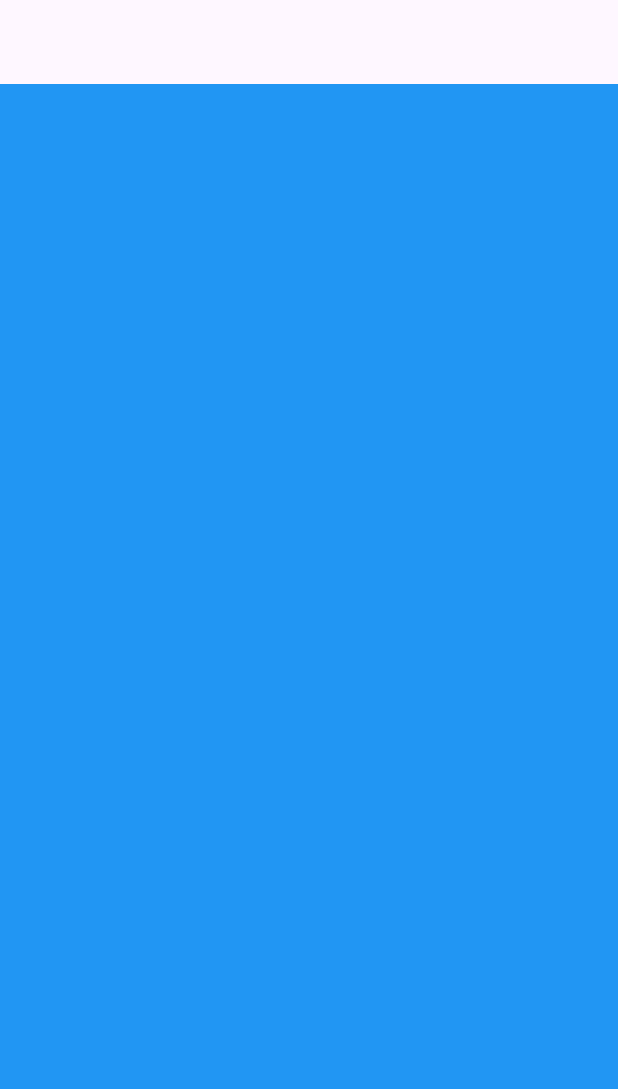
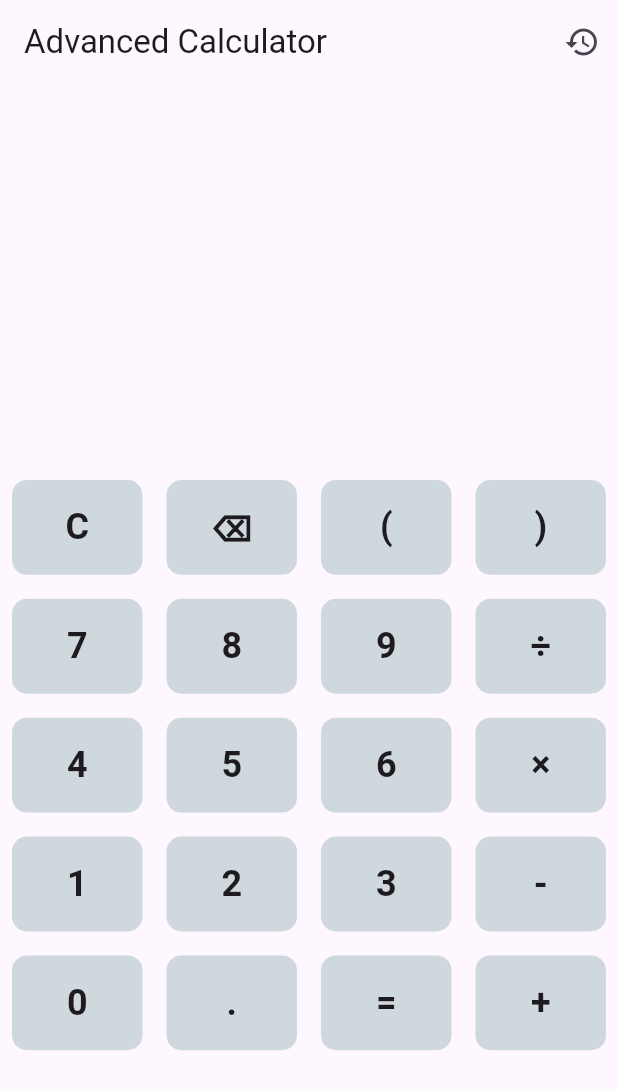
Before and after one commit to AnasNoraniCodes/Calculator_App, a Flutter app: the screen it shows after launch, on a phone screen of 412 x 824 dp. Shown: the top 1089 px of the screen. Run offline on Flutter 3.47's test engine with Material 3 defaults, Android fonts, the phone set to English and light mode, and no system bars; our stand-ins replace get, math_expressions.

```diff
--- /dev/null
+++ b/lib/calculator_screen.dart
@@ -0,0 +1,154 @@
+import 'package:flutter/material.dart';
+import 'package:get/get.dart';
+import 'package:math_expressions/math_expressions.dart';
+import 'history_screen.dart';
+
+
+void main() {
+  runApp(CalculatorScreen());
+}
+
+// Controller for State Management
+class CalculatorController extends GetxController {
+  var input = ''.obs; // Holds user input
+  var output = ''.obs; // Holds result
+  var history = <String>[].obs; // Stores previous calculations
+
+  // Function to handle button taps
+  void onButtonPressed(String value) {
+    if (value == "C") {
+      input.value = "";
+      output.value = "";
+    } else if (value == "⌫") {
+      if (input.isNotEmpty) {
+        if (input.value.isNotEmpty) {
+          input.value = input.value.substring(0, input.value.length - 1);
+        }
+
+      }
+    } else if (value == "=") {
+      calculateResult();
+    } else {
+      input.value += value;
+    }
+  }
+
+  // Function to evaluate the mathematical expression
+  void calculateResult() {
+    try {
+      String formattedInput = input.value.replaceAll('×', '*').replaceAll('÷', '/');
+      Parser p = Parser();
+      Expression exp = p.parse(formattedInput);
+      ContextModel cm = ContextModel();
+      double eval = exp.evaluate(EvaluationType.REAL, cm);
+      output.value = eval.toString();
+
+      // Add to history
+      history.add("${input.value} = ${output.value}");
+    } catch (e) {
+      output.value = "Error";
+    }
+  }
+}
+
+// Calculator Screen
+class CalculatorScreen extends StatelessWidget {
+  final CalculatorController controller = Get.put(CalculatorController());
+
+  final List<String> buttons = [
+    "C", "⌫", "(", ")",
+    "7", "8", "9", "÷",
+    "4", "5", "6", "×",
+    "1", "2", "3", "-",
+    "0", ".", "=", "+"
+  ];
+
+  @override
+  Widget build(BuildContext context) {
+    return Scaffold(
+      appBar: AppBar(
+        title: Text("Advanced Calculator"),
+        actions: [
+          IconButton(
+            icon: Icon(Icons.history),
+            onPressed: () {
+              Get.to(() => HistoryScreen());
+            },
+          )
+        ],
+      ),
+      body: Column(
+        children: [
+          // Display Input & Output
+          Expanded(
+            child: Container(
+              padding: EdgeInsets.all(16),
+              alignment: Alignment.bottomRight,
+              child: Column(
+                mainAxisAlignment: MainAxisAlignment.end,
+                crossAxisAlignment: CrossAxisAlignment.end,
+                children: [
+                  Obx(() => Text(
+                    controller.input.value,
+                    style: TextStyle(fontSize: 32),
+                  )),
+                  SizedBox(height: 10),
+                  Obx(() => Text(
+                    controller.output.value,
+                    style: TextStyle(fontSize: 40, fontWeight: FontWeight.bold),
+                  )),
+                ],
+              ),
+            ),
+          ),
+
+          // Calculator Buttons
+          Expanded(
+            flex: 2,
+            child: GridView.builder(
+              itemCount: buttons.length,
+              gridDelegate: SliverGridDelegateWithFixedCrossAxisCount(
+                crossAxisCount: 4,
+                childAspectRatio: 1.3,
+              ),
+              itemBuilder: (context, index) {
+                return CalculatorButton(
+                  text: buttons[index],
+                  onTap: () => controller.onButtonPressed(buttons[index]),
+                );
+              },
+            ),
+          ),
+        ],
+      ),
+    );
+  }
+}
+
+// Reusable Calculator Button
+class CalculatorButton extends StatelessWidget {
+  final String text;
+  final VoidCallback onTap;
+
+  CalculatorButton({required this.text, required this.onTap});
+
+  @override
+  Widget build(BuildContext context) {
+    return GestureDetector(
+      onTap: onTap,
+      child: Container(
+        margin: EdgeInsets.all(8),
+        decoration: BoxDecoration(
+          color: Colors.blueGrey.shade100,
+          borderRadius: BorderRadius.circular(10),
+        ),
+        child: Center(
+          child: Text(
+            text,
+            style: TextStyle(fontSize: 24, fontWeight: FontWeight.bold),
+          ),
+        ),
+      ),
+    );
+  }
+}
--- a/lib/main.dart
+++ b/lib/main.dart
@@ -1,41 +1,21 @@
-
-
 import 'package:flutter/material.dart';
-
+import 'package:get/get.dart';
+import 'calculator_screen.dart';
 
 void main() {
-  runApp(const MyApp());
-
+  runApp(MyApp());
 }
 
-class MyApp extends StatefulWidget {
-  const MyApp({super.key});
-
-  @override
-  State<MyApp> createState() => _MyAppState();
-}
-
-class _MyAppState extends State<MyApp> {
+// Root Widget
+class MyApp extends StatelessWidget {
   @override
   Widget build(BuildContext context) {
-    return MaterialApp(
+    return GetMaterialApp(
       debugShowCheckedModeBanner: false,
-          home: Scaffold(
-
-            backgroundColor: Colors.blue,
-            appBar: AppBar(
-              actions: [
-                Row(children: [
-                 Padding(padding:  EdgeInsets.all(100),
-                 child: Icon(Icons.access_alarm_sharp),
-                  )
-              ],
-               ),
-
-  ],
-
-          ),
-
-    ));
+      themeMode: ThemeMode.system, // Automatically detects dark/light mode
+      theme: ThemeData.light(), // Light Theme
+      darkTheme: ThemeData.dark(), // Dark Theme
+      home: CalculatorScreen(), // Start at the Calculator Screen
+    );
   }
 }
```
Also changed, not shown: lib/history_screen.dart (added, +30 -0 lines), pubspec.yaml (+9 -0 lines), pubspec.lock, 1 other file.
